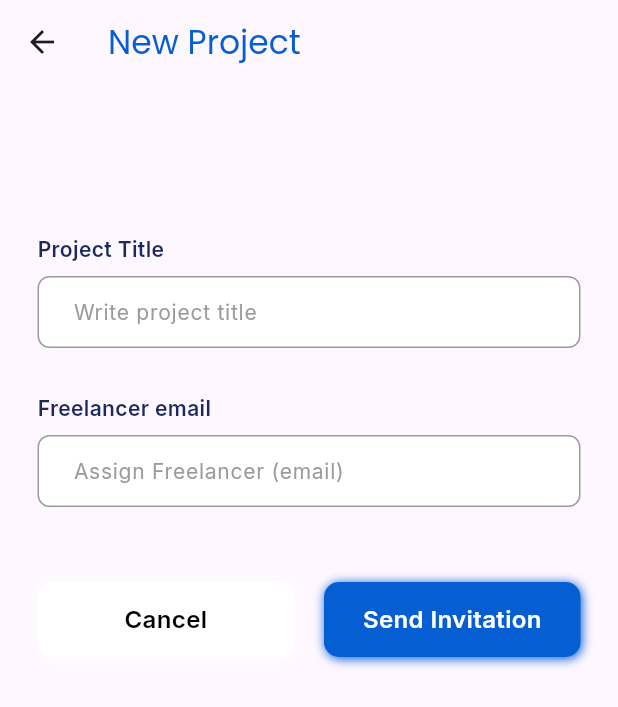
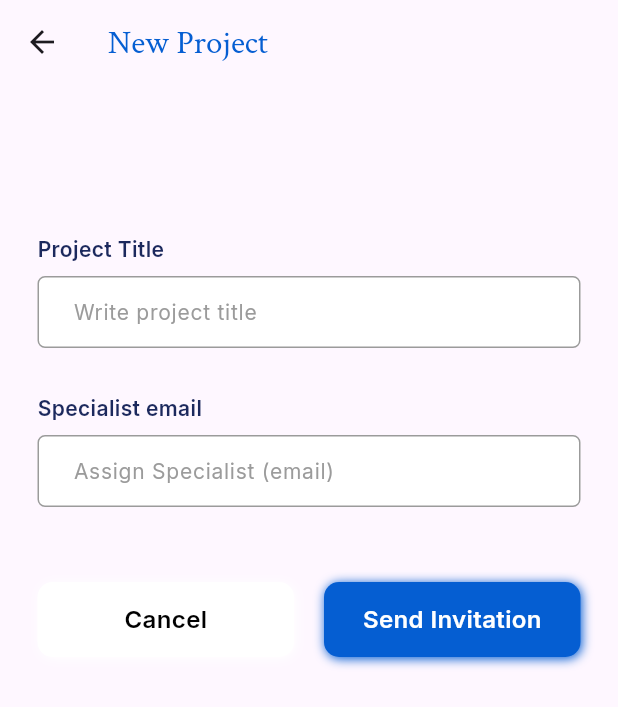
Before and after one commit to galrina/avi, a Flutter app: the DashboardPage screen opened directly, after a tap on "New Project", on a phone screen of 412 x 824 dp. Shown: the top 707 px of the screen. Run offline on Flutter 3.47's test engine with Material 2 defaults, Android fonts, the phone set to English and light mode, and no system bars; our stand-ins replace get, google_fonts; missing offline and left inert: screen_capturer, window_manager.

Commit message:
Colors, fonts update

```diff
--- a/lib/main.dart
+++ b/lib/main.dart
@@ -9,7 +9,7 @@ import 'package:window_manager/window_manager.dart';
 void main() async {
   WidgetsFlutterBinding.ensureInitialized();
 
-  if (Platform.isWindows || Platform.isMacOS || Platform.isLinux || Platform.isIOS) {
+  if (Platform.isWindows || Platform.isMacOS || Platform.isLinux ) {
     await windowManager.ensureInitialized();
     WindowManager.instance.setMinimumSize(const Size(380, 700));
     WindowManager.instance.setMaximumSize(const Size(380, 700));
--- a/lib/utils/app_colors.dart
+++ b/lib/utils/app_colors.dart
@@ -1,16 +1,16 @@
 import 'package:flutter/material.dart';
 
 class AppColors {
-  static const Color successColor = Color(0xff41c188);
+  static const Color successColor = Color(0xff58c141);
   static const Color successLightColor = Color(0xffEBF9F3);
-  static const Color greenColor = Color(0xffD1FEEA);
+  static const Color greenColor = Color(0xff00f46a);
   static const Color backgroundColor = Color(0xff03042b);
   static const Color pageBackgroundColor = Color(0xff396196);
   static const Color headingColor = Color(0xff1c295d);
   static const Color hintTextColor = Color(0xff707070);
   static const Color hintGrey = Color(0xFF9B9B9B);
   static const Color hintEditTextColor = Color(0xffC1C1C1);
-  static const Color primaryColor = Color(0xff055ED2);
+  static const Color primaryColor = Color(0xff055ed2);
   static const Color iconColor = Color(0xff8290ab);
   static const Color textColor = Color(0xff99a6c5);
   static const Color settingBackgroundColor = Color(0xffffe6e2);
--- a/lib/views/dashboard/dashboard_page.dart
+++ b/lib/views/dashboard/dashboard_page.dart
@@ -29,7 +29,7 @@ class DashboardPage extends StatelessWidget {
             ),
             Text(
               "Projects",
-              style: GoogleFonts.poppins(
+              style: GoogleFonts.crimsonText(
                   color: AppColors.primaryColor, fontWeight: FontWeight.w700),
             ),
           ],
@@ -40,7 +40,7 @@ class DashboardPage extends StatelessWidget {
             onPressed: () {},
             child: Text(
               "Log Out",
-              style: GoogleFonts.poppins(color: Colors.red),
+              style: GoogleFonts.inter(color: Colors.red),
             ),
           )
         ],
@@ -54,15 +54,15 @@ class DashboardPage extends StatelessWidget {
                 itemBuilder: (BuildContext context, int index) {
                   return ListTile(
                     onTap: () {
-                     // Get.to(() => const ProjectOverviewPage());
+                      Get.to(() => const ProjectOverviewPage());
                     },
                     title: Text(
                       "Project title",
-                      style: GoogleFonts.poppins(color: AppColors.primaryColor),
+                      style: GoogleFonts.inter(color: AppColors.primaryColor),
                     ),
                     subtitle: Text(
                       AppConstants.isSpecialist?"Employer Name":   index != 4 ? "Waiting for approval" : "Specialist Name",
-                      style: GoogleFonts.poppins(color: AppColors.primaryColor),
+                      style: GoogleFonts.inter (color: AppColors.primaryColor),
                     ),
                     trailing: index != 4
                         ? const SizedBox()
@@ -87,7 +87,7 @@ class DashboardPage extends StatelessWidget {
               child: Center(
                 child: Text(
                   "New Project",
-                  style: GoogleFonts.poppins(color: AppColors.bgWhite),
+                  style: GoogleFonts.crimsonText (color: AppColors.bgWhite),
                 ),
               ),
             ),
--- a/lib/views/login/login_page.dart
+++ b/lib/views/login/login_page.dart
@@ -52,7 +52,7 @@ class _LoginPageState extends State<LoginPage> {
               ),
               Text(
                 "Avi",
-                style: GoogleFonts.poppins (
+                style: GoogleFonts.crimsonText (
                     color: AppColors.primaryColor, fontWeight: FontWeight.w700),
               ),
             ],
--- a/lib/views/new_project/new_project_page.dart
+++ b/lib/views/new_project/new_project_page.dart
@@ -14,7 +14,7 @@ class NewProjectPage extends StatelessWidget {
       appBar: AppBar(
         title: Text(
           "New Project",
-          style: GoogleFonts.poppins(color: AppColors.primaryColor),
+          style: GoogleFonts.crimsonText(color: AppColors.primaryColor),
         ),
       ),
       body: Container(
@@ -30,8 +30,8 @@ class NewProjectPage extends StatelessWidget {
             ),
             const SizedBox(height: 30,),
             const FormInputWithHint(
-              label: 'Freelancer email',
-              hintText: 'Assign Freelancer (email)',
+              label: 'Specialist email',
+              hintText: 'Assign Specialist (email)',
 
             ),
             const SizedBox(height: 50,),
--- a/lib/views/new_record/new_record_page.dart
+++ b/lib/views/new_record/new_record_page.dart
@@ -40,7 +40,7 @@ class NewRecordPage extends StatelessWidget {
             const SizedBox(height: 20,),
             Text(
               "Timer",
-              style: GoogleFonts.poppins(color: AppColors.primaryColor),
+              style: GoogleFonts.inter(color: AppColors.primaryColor),
             ),
             const SizedBox(height: 20,),
             const FormInputWithHint(
--- a/lib/views/project_overview/project_overview_page.dart
+++ b/lib/views/project_overview/project_overview_page.dart
@@ -23,11 +23,11 @@ class ProjectOverviewPage extends StatelessWidget {
                   return ListTile(
                     title: Text(
                       index == 0 ? "Week x" : "Date, time ,duration",
-                      style: GoogleFonts.poppins(color: AppColors.primaryColor),
+                      style: GoogleFonts.inter(color: AppColors.primaryColor),
                     ),
                     subtitle: Text(
                       index == 0 ? "3 h 50 min" : "Enter Title",
-                      style: GoogleFonts.poppins(color: AppColors.primaryColor),
+                      style: GoogleFonts.inter (color: AppColors.primaryColor),
                     ),
                   );
                 }),
@@ -44,7 +44,7 @@ class ProjectOverviewPage extends StatelessWidget {
               child: Center(
                 child: Text(
                   "Add new record",
-                  style: GoogleFonts.poppins(color: AppColors.bgWhite),
+                  style: GoogleFonts.inter (color: AppColors.bgWhite),
                 ),
               ),
             ),
--- a/lib/views/register/register_page.dart
+++ b/lib/views/register/register_page.dart
@@ -41,7 +41,7 @@ class _RegisterPageState extends State<RegisterPage> {
             ),
             Text(
               "Avi",
-              style: GoogleFonts.poppins(
+              style: GoogleFonts.crimsonText(
                   color: AppColors.primaryColor, fontWeight: FontWeight.w700),
             ),
           ],
--- a/lib/widgets/form_input.dart
+++ b/lib/widgets/form_input.dart
@@ -41,8 +41,8 @@ class FormInput extends StatelessWidget {
         this.suffixIconMinimumHeightWidth = 48,
         this.maxLine = 1,
         this.errorText,
-        this.formRadius = 8,
-        this.borderColor = AppColors.lightGrey,
+        this.formRadius = 5,
+        this.borderColor = AppColors.primaryColor,
         /*required this.onChanged,*/
         required this.focusNode,
         this.initialValue,
--- a/lib/widgets/form_input_with_hint_on_top.dart
+++ b/lib/widgets/form_input_with_hint_on_top.dart
@@ -47,7 +47,7 @@ class FormInputWithHint extends StatelessWidget {
     this.initialValue,
     required this.hintText,
     this.textFieldHeight = 0,
-    this.formRadius = 8,
+    this.formRadius = 5,
   });
 
   @override
@@ -112,7 +112,7 @@ class FormInputWithHint extends StatelessWidget {
             ),
             disabledBorder: OutlineInputBorder(
               borderSide:
-              const BorderSide(color: AppColors.hintGrey, width: 1),
+              const BorderSide(color: AppColors.primaryColor, width: 1),
               borderRadius: BorderRadius.circular(formRadius),
             ),
             enabledBorder: OutlineInputBorder(
```
Also changed, not shown: assets/logo.png (added), assets/logo.svg (deleted).
